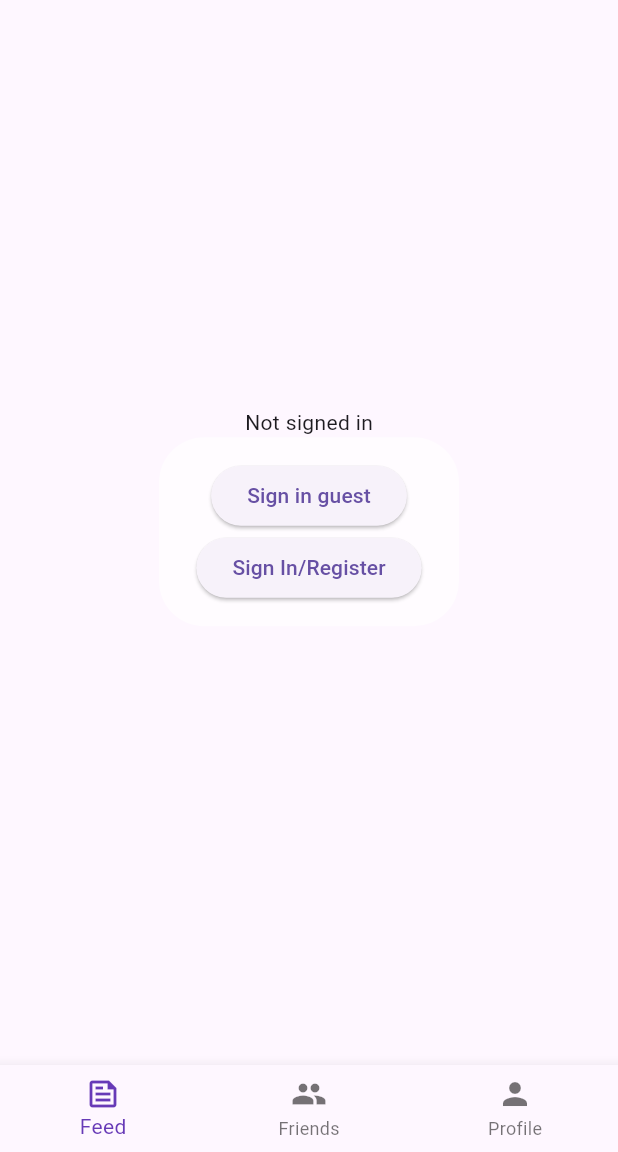
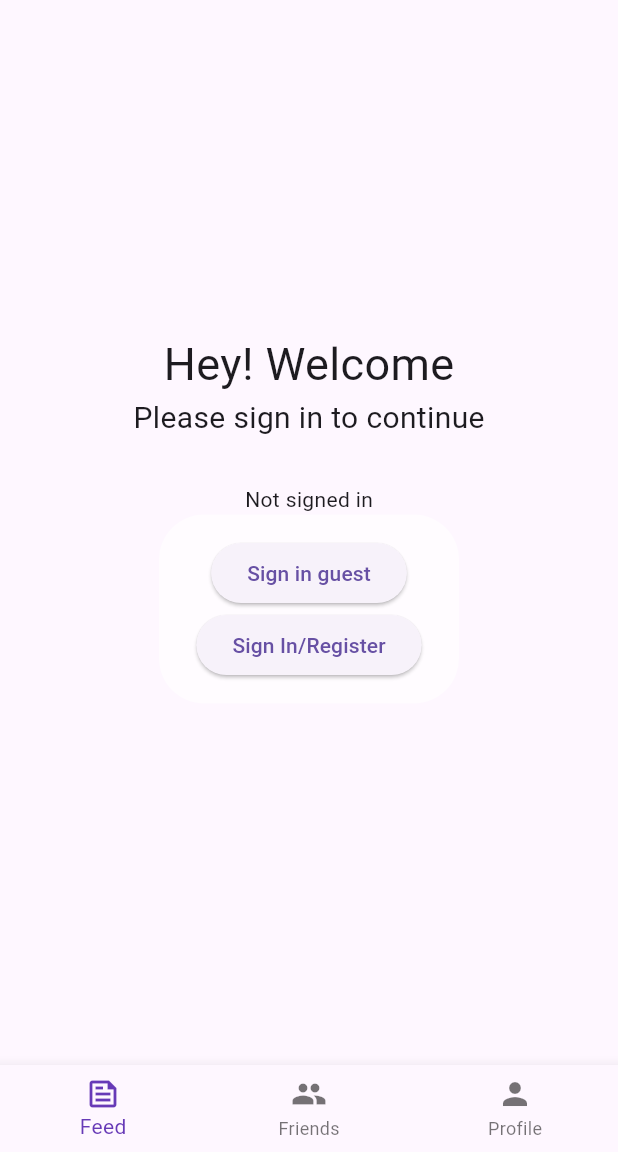
Before and after one commit to FilipsP/networking_app, a Flutter app: the screen it shows after launch, on a phone screen of 412 x 824 dp, the part 84-1236 px from its top. Run offline on Flutter 3.47's test engine with Material 2 defaults, Android fonts, the phone set to English and light mode, and no system bars; our stand-ins replace file_picker, firebase_auth, firebase_core, firebase_database, shared_preferences; accounts and stored records are empty; generated files the repository leaves out were written again; Roboto replaces fonts that are missing (SourceSansPro).

Commit message:
Added welcoming message

```diff
--- a/lib/main.dart
+++ b/lib/main.dart
@@ -22,9 +22,7 @@ class App extends StatelessWidget {
   Widget build(BuildContext context) {
     return MaterialApp(
         title: 'Flutter Demo',
-        theme: ThemeData(
-          useMaterial3: true,
-        ),
+        theme: ThemeData(useMaterial3: true, fontFamily: 'SourceSansPro'),
         home: const Home());
   }
 }
@@ -97,7 +95,15 @@ class _HomeState extends State<Home> {
 
   Widget _buildBody() {
     if (_user == null) {
-      return const AuthHome();
+      return Column(
+        mainAxisAlignment: MainAxisAlignment.center,
+        children: const [
+          Text("Hey! Welcome", style: TextStyle(fontSize: 30)),
+          Text("Please sign in to continue", style: TextStyle(fontSize: 20)),
+          SizedBox(height: 30),
+          AuthHome(),
+        ],
+      );
     }
     return _widgetOptions.elementAt(_selectedIndex);
   }
```
